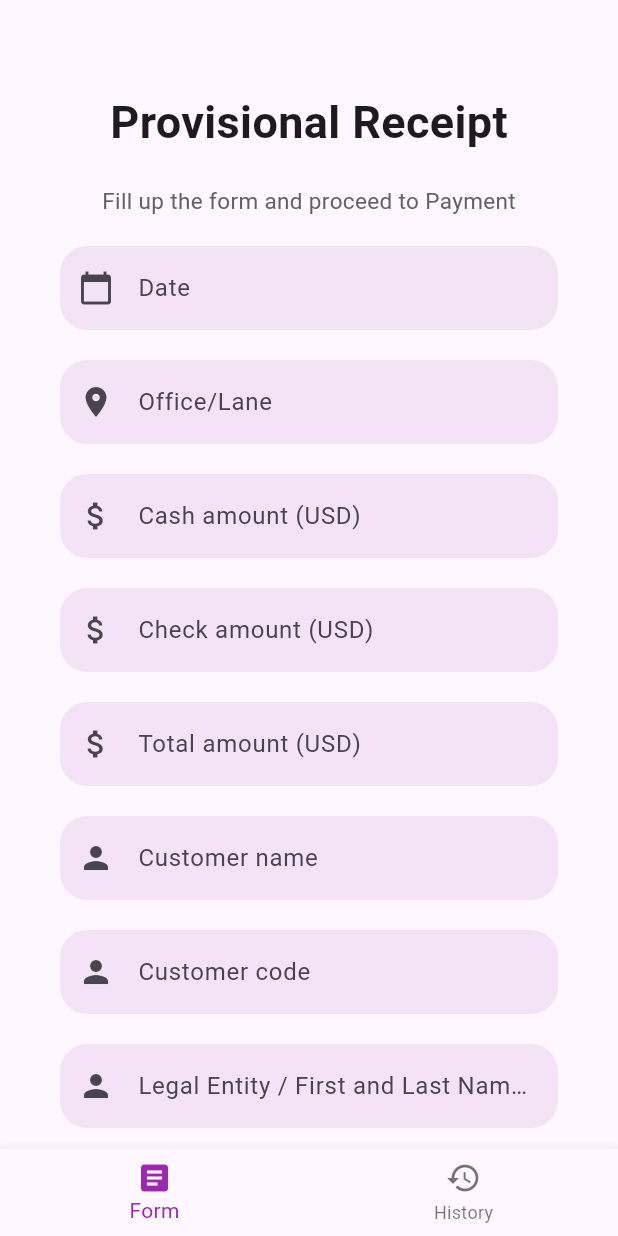
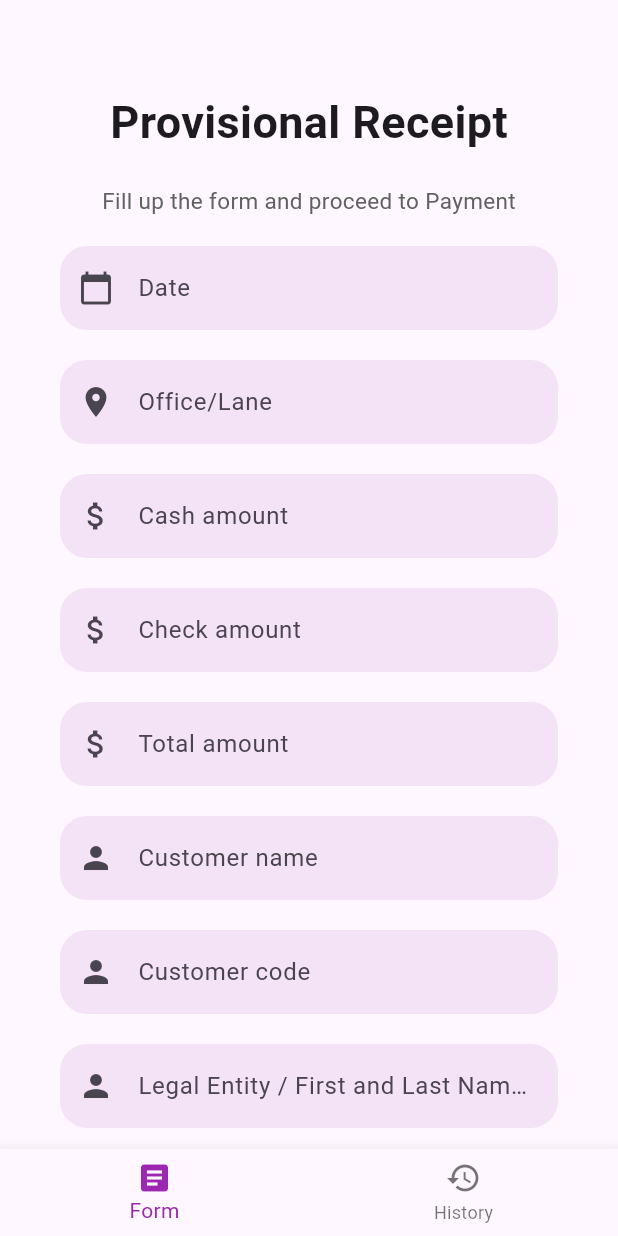
Before and after one commit to subhajitchowdhury07/PRP-Mobile-Application, a Flutter app: the screen it shows after launch, on a phone screen of 412 x 824 dp. Run offline on Flutter 3.47's test engine with Material 3 defaults, Android fonts, the phone set to English and light mode, and no system bars; missing offline and left inert: flutter_swipe_button.

```diff
--- a/lib/main.dart
+++ b/lib/main.dart
@@ -1,6 +1,6 @@
 import 'package:flutter/material.dart';
 import 'package:flutter/services.dart';
-import '../ui/screens/after_login_screen.dart'; // Import the AfterLoginScreen widget
+import '../ui/screens/after_login_screen.dart';
 
 void main() {
   runApp(MyApp());
@@ -13,9 +13,16 @@ class MyApp extends StatelessWidget {
     SystemChrome.setPreferredOrientations([
       DeviceOrientation.portraitUp,
     ]);
+
+    // Set status bar color to white
+    SystemChrome.setSystemUIOverlayStyle(SystemUiOverlayStyle(
+      statusBarColor: Colors.white,
+      statusBarIconBrightness: Brightness.dark,
+    ));
+
     return MaterialApp(
       debugShowCheckedModeBanner: false,
-      home: AfterLoginScreen(), // Set the AfterLoginScreen as the home screen
+      home: AfterLoginScreen(),
     );
   }
 }
--- a/lib/ui/screens/after_login_screen.dart
+++ b/lib/ui/screens/after_login_screen.dart
@@ -1,8 +1,27 @@
 import 'package:flutter/material.dart';
 import 'package:flutter_swipe_button/flutter_swipe_button.dart';
 
-class AfterLoginScreen extends StatelessWidget {
+class AfterLoginScreen extends StatefulWidget {
   const AfterLoginScreen({Key? key}) : super(key: key);
+
+  @override
+  _AfterLoginScreenState createState() => _AfterLoginScreenState();
+}
+
+class _AfterLoginScreenState extends State<AfterLoginScreen> {
+  late TextEditingController _dateController;
+
+  @override
+  void initState() {
+    super.initState();
+    _dateController = TextEditingController();
+  }
+
+  @override
+  void dispose() {
+    _dateController.dispose();
+    super.dispose();
+  }
 
   @override
   Widget build(BuildContext context) {
@@ -37,11 +56,11 @@ class AfterLoginScreen extends StatelessWidget {
                     ),
                     Column(
                       children: <Widget>[
-                        _buildDateField(context, "Date", Icons.calendar_today),
+                        _buildDateField("Date", Icons.calendar_today),
                         _buildFormField("Office/Lane", Icons.location_on),
-                        _buildFormField("Cash amount (USD)", Icons.attach_money),
-                        _buildFormField("Check amount (USD)", Icons.attach_money),
-                        _buildFormField("Total amount (USD)", Icons.attach_money),
+                        _buildAmountField("Cash amount", Icons.attach_money),
+                        _buildAmountField("Check amount", Icons.attach_money),
+                        _buildAmountField("Total amount", Icons.attach_money),
                         _buildFormField("Customer name", Icons.person),
                         _buildFormField("Customer code", Icons.person),
                         _buildFormField("Legal Entity / First and Last Names", Icons.person),
@@ -103,9 +122,7 @@ class AfterLoginScreen extends StatelessWidget {
     );
   }
 
-  Widget _buildDateField(BuildContext context, String hintText, IconData prefixIcon) {
-    final TextEditingController _dateController = TextEditingController();
-
+  Widget _buildDateField(String hintText, IconData prefixIcon) {
     return Column(
       children: <Widget>[
         const SizedBox(height: 20),
@@ -119,7 +136,9 @@ class AfterLoginScreen extends StatelessWidget {
             );
             if (pickedDate != null) {
               String formattedDate = "${pickedDate.day}/${pickedDate.month}/${pickedDate.year}";
-              _dateController.text = formattedDate;
+              setState(() {
+                _dateController.text = formattedDate;
+              });
             }
           },
           readOnly: true,
@@ -159,6 +178,27 @@ class AfterLoginScreen extends StatelessWidget {
     );
   }
 
+  Widget _buildAmountField(String hintText, IconData prefixIcon) {
+    return Column(
+      children: <Widget>[
+        const SizedBox(height: 20),
+        TextField(
+          keyboardType: TextInputType.numberWithOptions(decimal: true),
+          decoration: InputDecoration(
+            hintText: hintText,
+            border: OutlineInputBorder(
+              borderRadius: BorderRadius.circular(18),
+              borderSide: BorderSide.none,
+            ),
+            fillColor: Colors.purple.withOpacity(0.1),
+            filled: true,
+            prefixIcon: Icon(prefixIcon),
+          ),
+        ),
+      ],
+    );
+  }
+
   Widget _buildDepositDetailsField(String headingText) {
     return Column(
       crossAxisAlignment: CrossAxisAlignment.start,
@@ -174,7 +214,7 @@ class AfterLoginScreen extends StatelessWidget {
         _buildFormField("Bank", Icons.account_balance),
         _buildFormField("Drawer Name", Icons.person),
         _buildFormField("Ch/. No.", Icons.label),
-        _buildFormField("Amount USD", Icons.attach_money),
+        _buildAmountField("Amount USD", Icons.attach_money),
       ],
     );
   }
```
